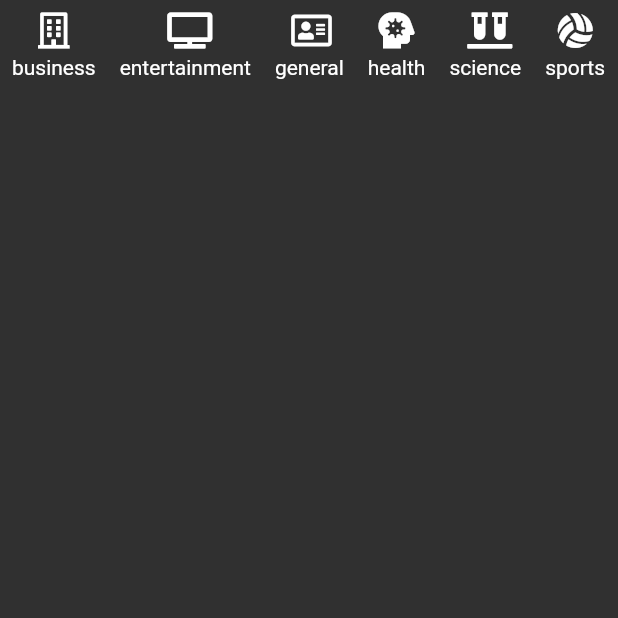
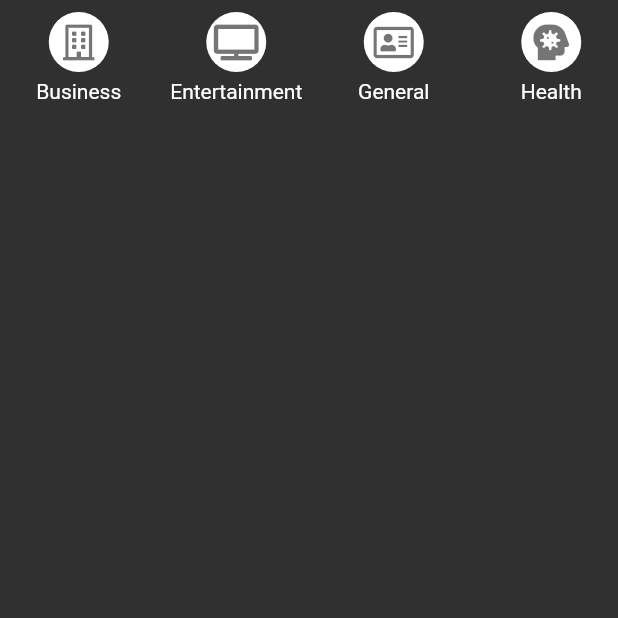
Before and after one commit to nestorsgarzonc/flutter_news, a Flutter app: the Tab2Page screen opened directly, on a phone screen of 412 x 824 dp, the top half of it. Run offline on Flutter 3.47's test engine with Material 2 defaults, Android fonts, the phone set to English and light mode, and no system bars; our stand-ins replace font_awesome_flutter; network calls fail.

Commit message:
refactoring categoryButton

```diff
--- a/lib/src/pages/tab2_page.dart
+++ b/lib/src/pages/tab2_page.dart
@@ -1,4 +1,5 @@
 import 'package:flutter/material.dart';
+import 'package:flutter_news/src/models/category_model.dart';
 import 'package:flutter_news/src/services/news_services.dart';
 import 'package:provider/provider.dart';
 
@@ -26,17 +27,46 @@ class _ListaCategorias extends StatelessWidget {
       scrollDirection: Axis.horizontal,
       itemCount: categories.length,
       itemBuilder: (context, index) {
-        return Padding(
-          padding: EdgeInsets.all(8.0),
-          child: Column(
-            children: <Widget>[
-              Icon(categories[index].icon),
-              SizedBox(height: 5),
-              Text(categories[index].name),
-            ],
+        return Container(
+          width: 105,
+          child: Padding(
+            padding: EdgeInsets.all(8.0),
+            child: Column(
+              children: <Widget>[
+                _CategoryButton(categorie: categories[index]),
+                SizedBox(height: 5),
+                Text(
+                  "${categories[index].name[0].toUpperCase()}${categories[index].name.substring(1)}",
+                ),
+              ],
+            ),
           ),
         );
       },
     );
   }
 }
+
+class _CategoryButton extends StatelessWidget {
+  const _CategoryButton({@required this.categorie});
+
+  final Category categorie;
+
+  @override
+  Widget build(BuildContext context) {
+    return GestureDetector(
+      onTap: () {
+        print('${categorie.name}');
+      },
+      child: Container(
+        width: 40,
+        height: 40,
+        decoration: BoxDecoration(
+          shape: BoxShape.circle,
+          color: Colors.white,
+        ),
+        child: Icon(categorie.icon, color: Colors.black54),
+      ),
+    );
+  }
+}
```
